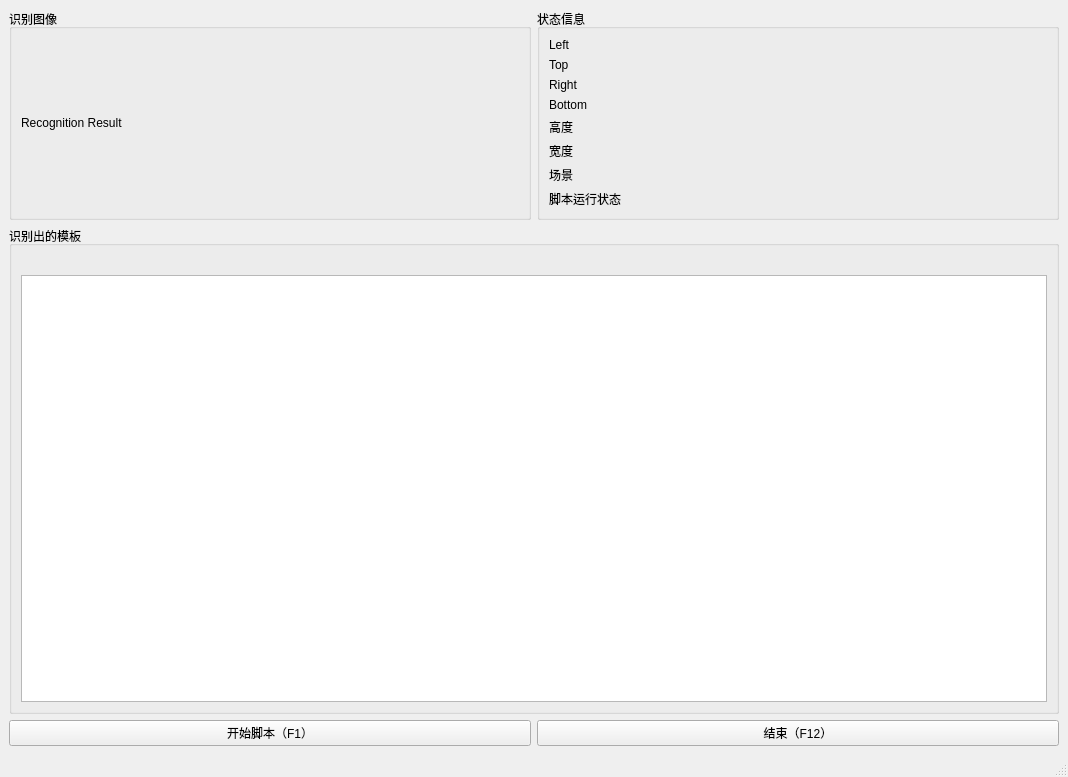
Old version of the form view/design/ui/main_window.ui in the repository Connorshen/OnmyojiScript.
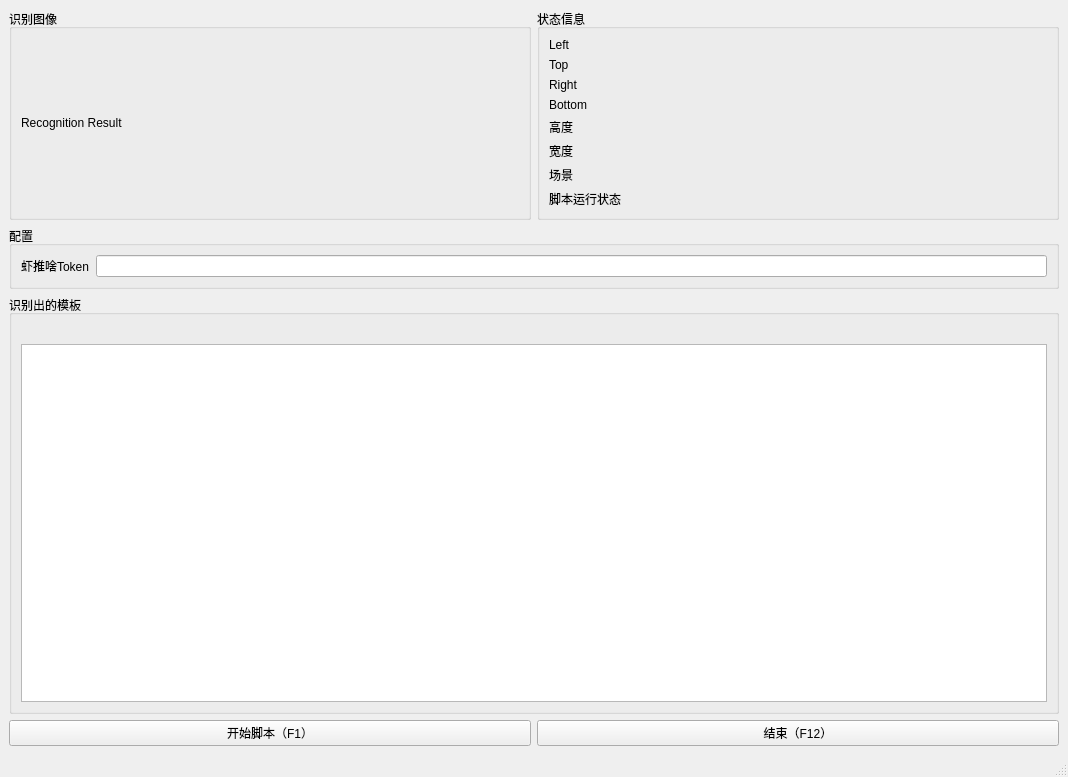
New version of the form.

```diff
--- a/view/design/ui/main_window.ui
+++ b/view/design/ui/main_window.ui
@@ -160,6 +160,29 @@
       </item>
      </layout>
     </item>
+    <item>
+     <widget class="QGroupBox" name="verticalGroupBox">
+      <property name="title">
+       <string>配置</string>
+      </property>
+      <layout class="QVBoxLayout" name="verticalLayout_5">
+       <item>
+        <layout class="QGridLayout" name="gridLayout">
+         <item row="0" column="0">
+          <widget class="QLabel" name="label">
+           <property name="text">
+            <string>虾推啥Token</string>
+           </property>
+          </widget>
+         </item>
+         <item row="0" column="1">
+          <widget class="QLineEdit" name="lineEdit"/>
+         </item>
+        </layout>
+       </item>
+      </layout>
+     </widget>
+    </item>
     <item>
      <layout class="QGridLayout" name="info">
       <item row="0" column="1">
```
Left out of the diff: 10 changed lines with no effect on the pictures.
